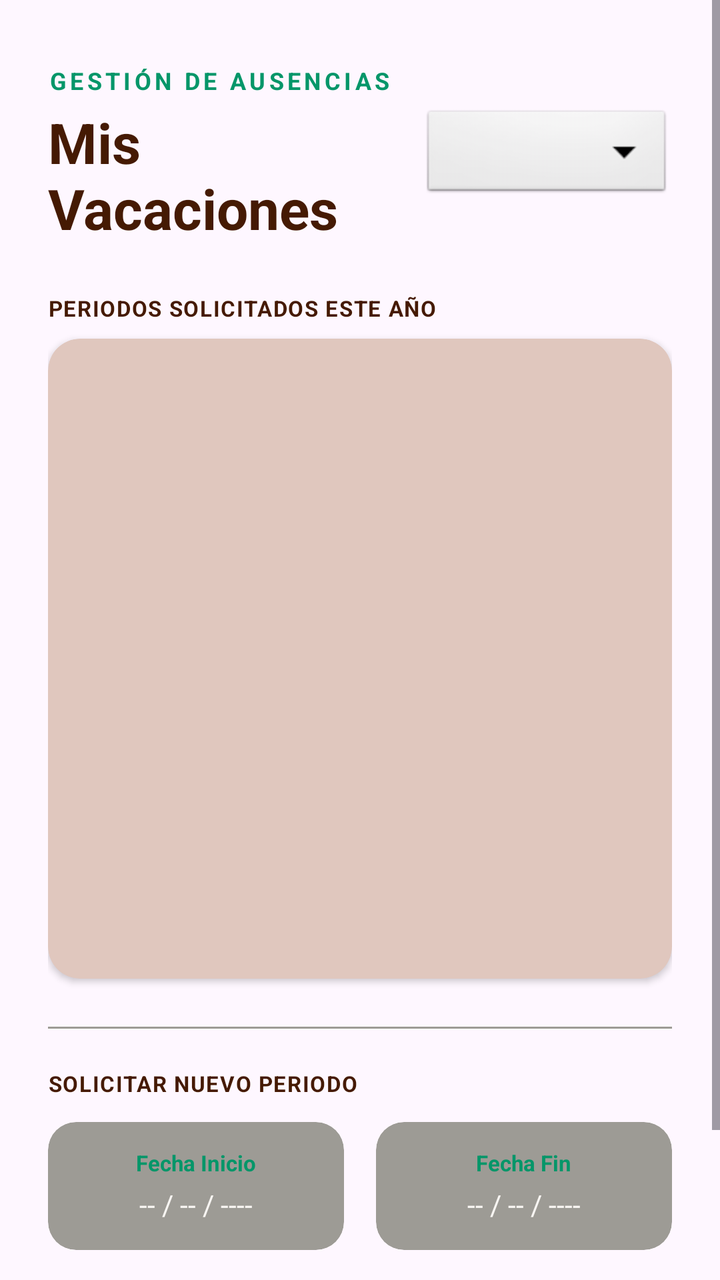
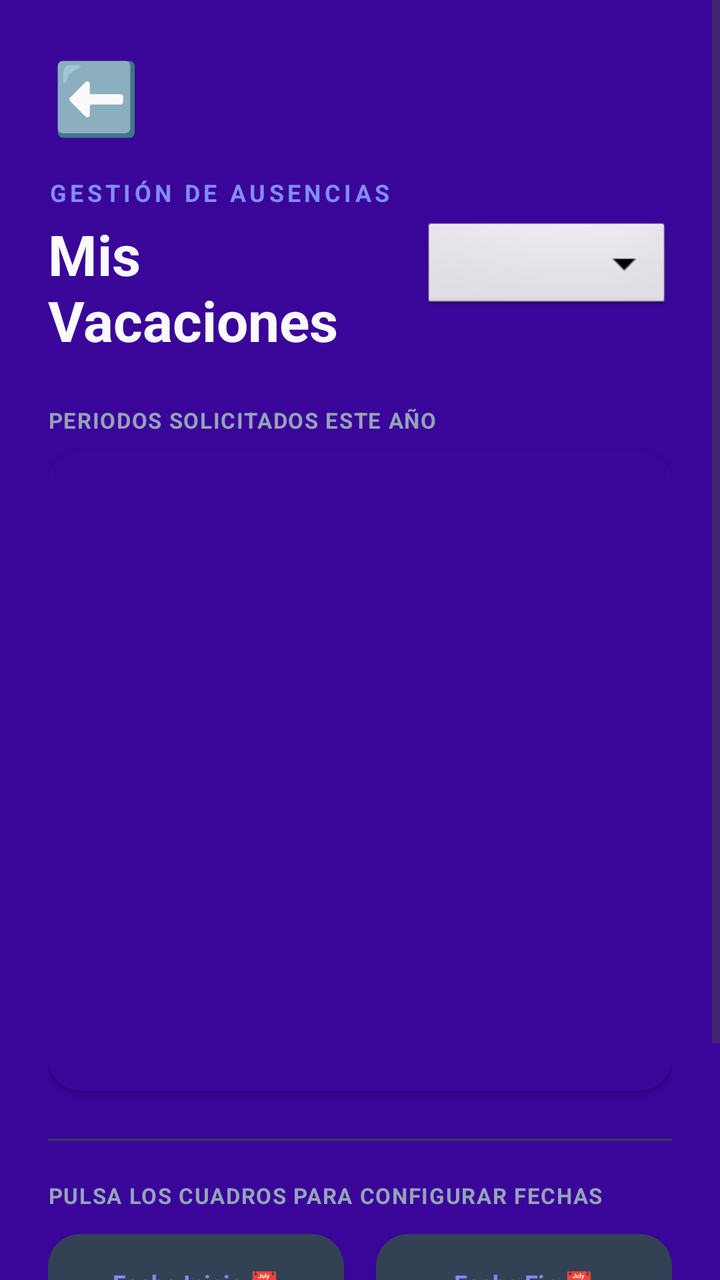

Two renders of the same Android screen: before a commit and after it. Below are the layout's source before the change and the commit's diff.
<!-- AndroidManifest.xml: application theme Theme.CalendarioLaboral_V30 -->
<!-- res/layout/activity_vacaciones.xml -->
<?xml version="1.0" encoding="utf-8"?>
<ScrollView
    xmlns:android="http://schemas.android.com/apk/res/android"
    xmlns:app="http://schemas.android.com/apk/res-auto"
    android:id="@+id/scrollVacaciones"
    android:layout_width="match_parent"
    android:layout_height="match_parent">

    

    <LinearLayout
        android:layout_width="match_parent"
        android:layout_height="wrap_content"
        android:orientation="vertical"
        android:padding="24dp">

        
        <LinearLayout
            android:layout_width="match_parent"
            android:layout_height="wrap_content"
            android:orientation="horizontal"
            android:gravity="center_vertical"
            android:layout_marginTop="8dp"
            android:layout_marginBottom="24dp">

            <LinearLayout
                android:layout_width="0dp"
                android:layout_height="wrap_content"
                android:layout_weight="1"
                android:orientation="vertical">
                <TextView
                    android:layout_width="wrap_content"
                    android:layout_height="wrap_content"
                    android:text="GESTIÓN DE AUSENCIAS"
                    android:textColor="#059669"
                    android:textSize="12sp"
                    android:textStyle="bold"
                    android:letterSpacing="0.15" />
                <TextView
                    android:id="@+id/tvTituloVacaciones"
                    android:layout_width="wrap_content"
                    android:layout_height="wrap_content"
                    android:text="Mis Vacaciones"
                    android:textColor="@color/text_main"
                    android:textSize="28sp"
                    android:textStyle="bold"
                    android:layout_marginTop="4dp" />
            </LinearLayout>

            <Spinner
                android:id="@+id/spAnioVacaciones"
                android:layout_width="125dp"
                android:layout_height="48dp"
                android:layout_marginStart="10dp"
                android:background="@android:drawable/btn_dropdown"
                android:spinnerMode="dropdown" />
        </LinearLayout>

        
        <TextView
            android:layout_width="wrap_content"
            android:layout_height="wrap_content"
            android:text="PERIODOS SOLICITADOS ESTE AÑO"
            android:textColor="@color/text_main"
            android:textSize="11sp"
            android:textStyle="bold"
            android:layout_marginBottom="8dp"
            android:letterSpacing="0.05" />

        <androidx.cardview.widget.CardView
            android:layout_width="match_parent"
            android:layout_height="320dp"
            android:layout_marginBottom="24dp"
            app:cardCornerRadius="16dp"
            app:cardElevation="2dp"
            app:cardBackgroundColor="@color/bg_app">

            <androidx.recyclerview.widget.RecyclerView
                android:id="@+id/rvVacaciones"
                android:layout_width="match_parent"
                android:layout_height="match_parent"
                android:padding="8dp" />
        </androidx.cardview.widget.CardView>

        
        <View
            android:layout_width="match_parent"
            android:layout_height="1dp"
            android:background="@color/bg_fecha_disabled"
            android:layout_marginBottom="20dp" />

        
        <TextView
            android:layout_width="wrap_content"
            android:layout_height="wrap_content"
            android:text="SOLICITAR NUEVO PERIODO"
            android:textColor="@color/text_main"
            android:textSize="11sp"
            android:textStyle="bold"
            android:layout_marginBottom="12dp"
            android:letterSpacing="0.05" />

        
        <LinearLayout
            android:layout_width="match_parent"
            android:layout_height="wrap_content"
            android:orientation="horizontal"
            android:layout_marginBottom="20dp">

            
            <androidx.cardview.widget.CardView
                android:id="@+id/cardFechaInicioContenedor"
                android:layout_width="0dp"
                android:layout_height="64dp"
                android:layout_weight="1"
                android:layout_marginEnd="8dp"
                app:cardCornerRadius="14dp"
                app:cardElevation="0dp"
                app:cardBackgroundColor="@color/bg_fecha_disabled">
                <LinearLayout
                    android:layout_width="match_parent"
                    android:layout_height="match_parent"
                    android:orientation="vertical"
                    android:gravity="center"
                    android:background="?android:attr/selectableItemBackground">
                    <TextView
                        android:layout_width="wrap_content"
                        android:layout_height="wrap_content"
                        android:text="Fecha Inicio"
                        android:textColor="#059669"
                        android:textSize="11sp"
                        android:textStyle="bold" />
                    <TextView
                        android:id="@+id/tvFechaInicio"
                        android:layout_width="wrap_content"
                        android:layout_height="wrap_content"
                        android:text="-- / -- / ----"
                        android:textColor="@color/text_disabled"
                        android:textSize="14sp"
                        android:layout_marginTop="4dp" />
                </LinearLayout>
            </androidx.cardview.widget.CardView>

            
            <androidx.cardview.widget.CardView
                android:id="@+id/cardFechaFinContenedor"
                android:layout_width="0dp"
                android:layout_height="64dp"
                android:layout_weight="1"
                android:layout_marginStart="8dp"
                app:cardCornerRadius="14dp"
                app:cardElevation="0dp"
                app:cardBackgroundColor="@color/bg_fecha_disabled">
                <LinearLayout
                    android:layout_width="match_parent"
                    android:layout_height="match_parent"
                    android:orientation="vertical"
                    android:gravity="center"
                    android:background="?android:attr/selectableItemBackground">
                    <TextView
                        android:layout_width="wrap_content"
                        android:layout_height="wrap_content"
                        android:text="Fecha Fin"
                        android:textColor="#059669"
                        android:textSize="11sp"
                        android:textStyle="bold" />
                    <TextView
                        android:id="@+id/tvFechaFin"
                        android:layout_width="wrap_content"
                        android:layout_height="wrap_content"
                        android:text="-- / -- / ----"
                        android:textColor="@color/text_disabled"
                        android:textSize="14sp"
                        android:layout_marginTop="4dp" />
                </LinearLayout>
            </androidx.cardview.widget.CardView>
        </LinearLayout>

        
        <TextView
            android:id="@+id/tvTotalDiasCalculados"
            android:layout_width="match_parent"
            android:layout_height="wrap_content"
            android:text="Días seleccionados: 0 días"
            android:textColor="@color/text_main"
            android:textSize="13sp"
            android:gravity="center"
            android:layout_marginBottom="24dp"
            android:visibility="gone" />

        
        <Button
            android:id="@+id/btnGuardarVacaciones"
            android:layout_width="match_parent"
            android:layout_height="56dp"
            android:text="Registrar Periodo"
            android:backgroundTint="@color/bg_btn_disabled"
            android:textColor="#FFFFFF"
            android:textStyle="bold"
            android:textSize="16sp"
            android:enabled="false"
            app:cornerRadius="14dp" />

    </LinearLayout>
</ScrollView>
<!-- resources referenced by this layout -->
<resources>
  <color name="bg_app">#E0C7BE</color>
  <color name="bg_btn_disabled">#96907F</color>
  <color name="bg_fecha_disabled">#9D9B95</color>
  <color name="text_disabled">#F9F6F3</color>
  <color name="text_main">#451A03</color>
  <style name="Theme.CalendarioLaboral_V30" parent="Base.Theme.CalendarioLaboral_V30" />
  <style name="Base.Theme.CalendarioLaboral_V30" parent="Theme.Material3.DayNight.NoActionBar">
          
          
  
  
  
          
          <item name="android:statusBarColor">@color/app_primary</item>
  
          
          
          <item name="android:windowLightStatusBar">false</item>
  
  
      </style>
  <color name="app_primary">#B45309</color>
</resources>

<!-- the commit's change to res/layout/activity_vacaciones.xml (unified diff, before → after) -->
@@ -4,9 +4,8 @@
     xmlns:app="http://schemas.android.com/apk/res-auto"
     android:id="@+id/scrollVacaciones"
     android:layout_width="match_parent"
-    android:layout_height="match_parent">
-
-    
+    android:layout_height="match_parent"
+    android:background="@color/bg_app">
 
     <LinearLayout
         android:layout_width="match_parent"
@@ -15,12 +14,26 @@
         android:padding="24dp">
 
         
+        <TextView
+            android:id="@+id/btnAtrasVacaciones"
+            android:layout_width="48dp"
+            android:layout_height="48dp"
+            android:text="⬅️"
+            android:textSize="35dp"
+            android:gravity="center"
+            android:textColor="@color/text_main"
+            android:background="?android:attr/selectableItemBackgroundBorderless"
+            android:clickable="true"
+            android:focusable="true"
+            android:contentDescription="Volver al panel principal" />
+
+        
         <LinearLayout
             android:layout_width="match_parent"
             android:layout_height="wrap_content"
             android:orientation="horizontal"
             android:gravity="center_vertical"
-            android:layout_marginTop="8dp"
+            android:layout_marginTop="16dp"
             android:layout_marginBottom="24dp">
 
             <LinearLayout
@@ -32,7 +45,7 @@
                     android:layout_width="wrap_content"
                     android:layout_height="wrap_content"
                     android:text="GESTIÓN DE AUSENCIAS"
-                    android:textColor="#059669"
+                    android:textColor="@color/app_accent"
                     android:textSize="12sp"
                     android:textStyle="bold"
                     android:letterSpacing="0.15" />
@@ -61,7 +74,7 @@
             android:layout_width="wrap_content"
             android:layout_height="wrap_content"
             android:text="PERIODOS SOLICITADOS ESTE AÑO"
-            android:textColor="@color/text_main"
+            android:textColor="@color/text_secondary"
             android:textSize="11sp"
             android:textStyle="bold"
             android:layout_marginBottom="8dp"
@@ -81,7 +94,6 @@
                 android:layout_height="match_parent"
                 android:padding="8dp" />
         </androidx.cardview.widget.CardView>
-
         
         <View
             android:layout_width="match_parent"
@@ -93,8 +105,8 @@
         <TextView
             android:layout_width="wrap_content"
             android:layout_height="wrap_content"
-            android:text="SOLICITAR NUEVO PERIODO"
-            android:textColor="@color/text_main"
+            android:text="PULSA LOS CUADROS PARA CONFIGURAR FECHAS"
+            android:textColor="@color/text_secondary"
             android:textSize="11sp"
             android:textStyle="bold"
             android:layout_marginBottom="12dp"
@@ -105,37 +117,39 @@
             android:layout_width="match_parent"
             android:layout_height="wrap_content"
             android:orientation="horizontal"
-            android:layout_marginBottom="20dp">
+            android:layout_marginBottom="16dp">
 
             
             <androidx.cardview.widget.CardView
                 android:id="@+id/cardFechaInicioContenedor"
                 android:layout_width="0dp"
-                android:layout_height="64dp"
+                android:layout_height="72dp"
                 android:layout_weight="1"
                 android:layout_marginEnd="8dp"
-                app:cardCornerRadius="14dp"
-                app:cardElevation="0dp"
+                app:cardCornerRadius="16dp"
+                app:cardElevation="2dp"
                 app:cardBackgroundColor="@color/bg_fecha_disabled">
                 <LinearLayout
                     android:layout_width="match_parent"
                     android:layout_height="match_parent"
                     android:orientation="vertical"
                     android:gravity="center"
+                    android:clickable="true"
+                    android:focusable="true"
                     android:background="?android:attr/selectableItemBackground">
                     <TextView
                         android:layout_width="wrap_content"
                         android:layout_height="wrap_content"
-                        android:text="Fecha Inicio"
-                        android:textColor="#059669"
-                        android:textSize="11sp"
+                        android:text="Fecha Inicio 📅"
+                        android:textColor="@color/app_accent"
+                        android:textSize="12sp"
                         android:textStyle="bold" />
                     <TextView
                         android:id="@+id/tvFechaInicio"
                         android:layout_width="wrap_content"
                         android:layout_height="wrap_content"
                         android:text="-- / -- / ----"
-                        android:textColor="@color/text_disabled"
+                        android:textColor="@color/text_main"
                         android:textSize="14sp"
                         android:layout_marginTop="4dp" />
                 </LinearLayout>
@@ -145,31 +159,33 @@
             <androidx.cardview.widget.CardView
                 android:id="@+id/cardFechaFinContenedor"
                 android:layout_width="0dp"
-                android:layout_height="64dp"
+                android:layout_height="72dp"
                 android:layout_weight="1"
                 android:layout_marginStart="8dp"
-                app:cardCornerRadius="14dp"
-                app:cardElevation="0dp"
+                app:cardCornerRadius="16dp"
+                app:cardElevation="2dp"
                 app:cardBackgroundColor="@color/bg_fecha_disabled">
                 <LinearLayout
                     android:layout_width="match_parent"
                     android:layout_height="match_parent"
                     android:orientation="vertical"
                     android:gravity="center"
+                    android:clickable="true"
+                    android:focusable="true"
                     android:background="?android:attr/selectableItemBackground">
                     <TextView
                         android:layout_width="wrap_content"
                         android:layout_height="wrap_content"
-                        android:text="Fecha Fin"
-                        android:textColor="#059669"
-                        android:textSize="11sp"
+                        android:text="Fecha Fin 📅"
+                        android:textColor="@color/app_accent"
+                        android:textSize="12sp"
                         android:textStyle="bold" />
                     <TextView
                         android:id="@+id/tvFechaFin"
                         android:layout_width="wrap_content"
                         android:layout_height="wrap_content"
                         android:text="-- / -- / ----"
-                        android:textColor="@color/text_disabled"
+                        android:textColor="@color/text_main"
                         android:textSize="14sp"
                         android:layout_marginTop="4dp" />
                 </LinearLayout>
@@ -183,9 +199,10 @@
             android:layout_height="wrap_content"
             android:text="Días seleccionados: 0 días"
             android:textColor="@color/text_main"
-            android:textSize="13sp"
+            android:textSize="14sp"
+            android:textStyle="bold"
             android:gravity="center"
-            android:layout_marginBottom="24dp"
+            android:layout_marginBottom="16dp"
             android:visibility="gone" />
 
         
@@ -193,13 +210,12 @@
             android:id="@+id/btnGuardarVacaciones"
             android:layout_width="match_parent"
             android:layout_height="56dp"
-            android:text="Registrar Periodo"
-            android:backgroundTint="@color/bg_btn_disabled"
-            android:textColor="#FFFFFF"
+            android:text="Guardar Registro"
+            android:backgroundTint="@color/app_primary"
+            android:textColor="@color/text_main"
             android:textStyle="bold"
             android:textSize="16sp"
-            android:enabled="false"
-            app:cornerRadius="14dp" />
+            app:cornerRadius="16dp" />
 
     </LinearLayout>
 </ScrollView>
<!-- resource entries referenced after the edit -->
@@ -1,10 +1,10 @@
 <!-- resources referenced by this layout -->
 <resources>
-  <color name="bg_app">#E0C7BE</color>
-  <color name="bg_btn_disabled">#96907F</color>
-  <color name="bg_fecha_disabled">#9D9B95</color>
-  <color name="text_disabled">#F9F6F3</color>
-  <color name="text_main">#451A03</color>
+  <color name="app_accent">#818CF8</color>
+  <color name="bg_app">#3A0599</color>
+  <color name="bg_fecha_disabled">#334155</color>
+  <color name="text_main">#F8FAFC</color>
+  <color name="text_secondary">#94A3B8</color>
   <style name="Theme.CalendarioLaboral_V30" parent="Base.Theme.CalendarioLaboral_V30" />
   <style name="Base.Theme.CalendarioLaboral_V30" parent="Theme.Material3.DayNight.NoActionBar">
           
@@ -21,6 +21,6 @@
   
   
       </style>
-  <color name="app_primary">#B45309</color>
+  <color name="app_primary">#6366F1</color>
 </resources>
 
